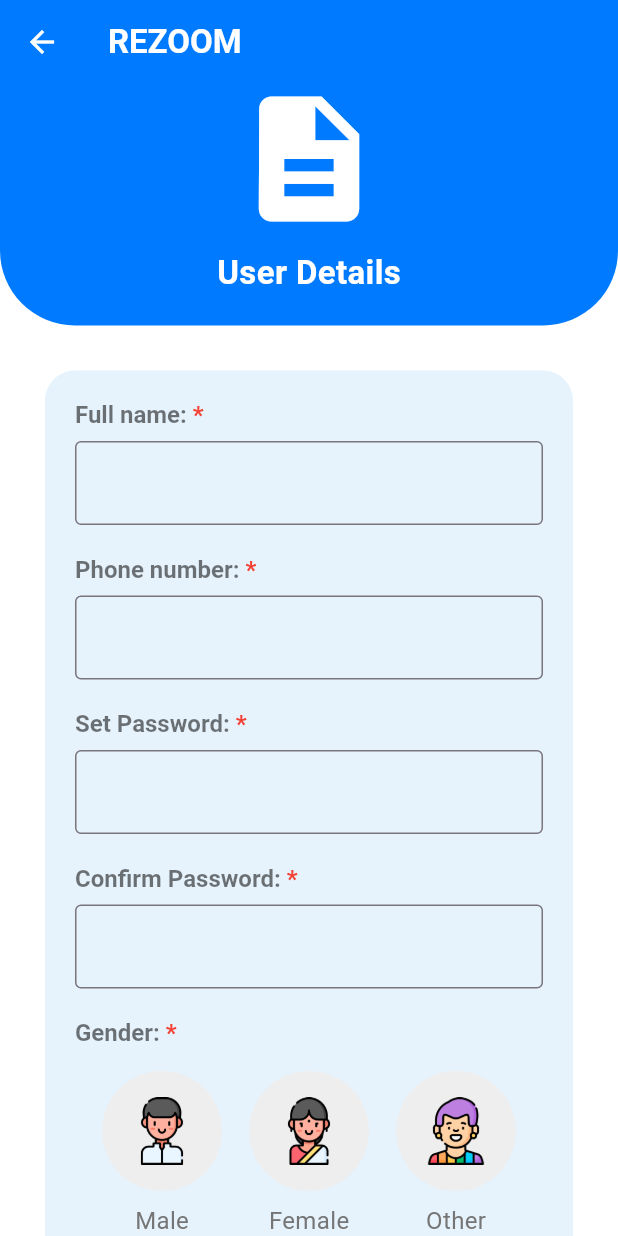
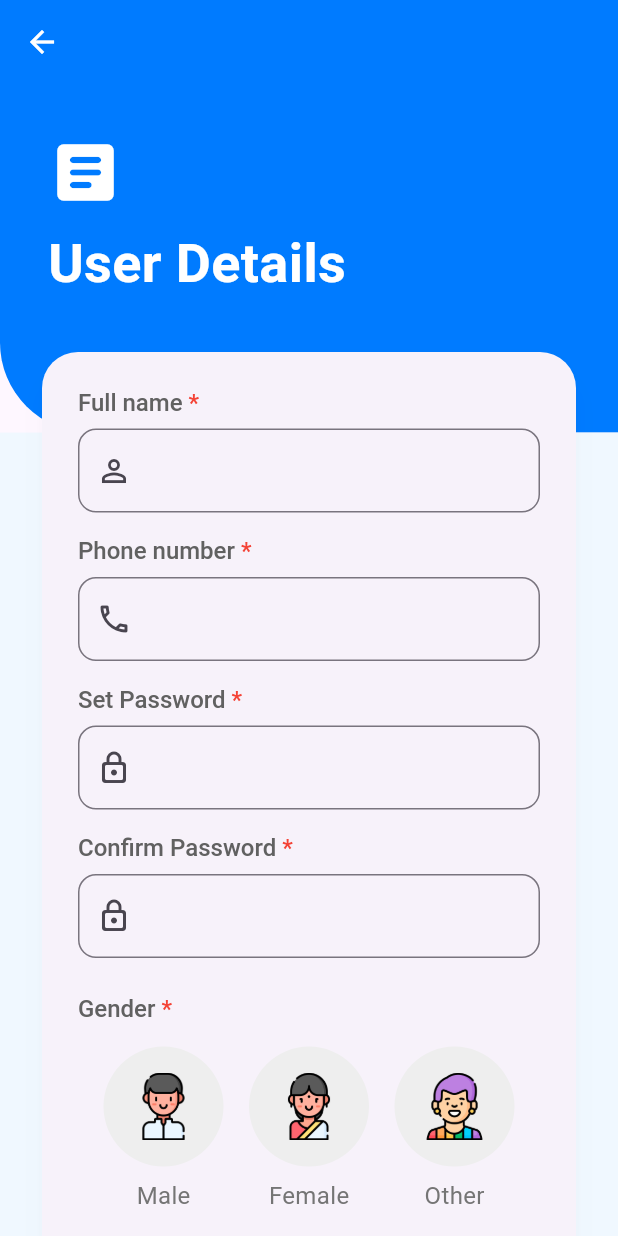
Before and after one commit to johan-droid/ai-resume-building, a Flutter app: the RegistrationScreen screen opened directly, on a phone screen of 412 x 824 dp. Run offline on Flutter 3.47's test engine with Material 3 defaults, Android fonts, the phone set to English and light mode, and no system bars; our stand-ins replace file_picker, shared_preferences; accounts and stored records are empty.

Commit message:
Refactor registration screen: enhance password strength validation and improve UI layout

```diff
--- a/lib/screens/auth/registration_screen.dart
+++ b/lib/screens/auth/registration_screen.dart
@@ -1,6 +1,6 @@
+// lib/screens/auth/registration_screen.dart
+
 import 'package:flutter/material.dart';
-import 'package:rezume_app/main.dart';
-import 'package:rezume_app/widgets/custom_button.dart';
 import 'package:rezume_app/screens/auth/login_screen.dart';
 
 class RegistrationScreen extends StatefulWidget {
@@ -11,12 +11,27 @@ class RegistrationScreen extends StatefulWidget {
 }
 
 class _RegistrationScreenState extends State<RegistrationScreen> {
+  // --- Form controllers and state variables ---
   final _formKey = GlobalKey<FormState>();
   final _nameController = TextEditingController();
   final _phoneController = TextEditingController();
   final _passwordController = TextEditingController();
   final _confirmPasswordController = TextEditingController();
   String _selectedGender = '';
+
+  // --- Password strength variables ---
+  double _passwordStrength = 0;
+  String _strengthText = '';
+  Color _strengthColor = Colors.grey;
+
+  @override
+  void initState() {
+    super.initState();
+    // Listener for real-time password strength check
+    _passwordController.addListener(() {
+      _checkPasswordStrength(_passwordController.text);
+    });
+  }
 
   @override
   void dispose() {
@@ -27,24 +42,46 @@ class _RegistrationScreenState extends State<RegistrationScreen> {
     super.dispose();
   }
 
-  Widget _buildMandatoryLabel(String title) {
-    return RichText(
-      text: TextSpan(
-        text: title,
-        style: const TextStyle(
-          fontSize: 16,
-          fontWeight: FontWeight.w600,
-          color: Colors.black54,
-        ),
-        children: const <TextSpan>[
-          TextSpan(
-              text: ' *',
-              style: TextStyle(color: Colors.red, fontWeight: FontWeight.bold)),
-        ],
-      ),
-    );
+  // --- Password strength logic ---
+  void _checkPasswordStrength(String password) {
+    double strength = 0;
+    String text = 'Weak';
+    Color color = Colors.red;
+
+    if (password.isEmpty) {
+      strength = 0;
+      text = '';
+      color = Colors.grey;
+    } else if (password.length < 6) {
+      strength = 0.25;
+      text = 'Too short';
+      color = Colors.red;
+    } else {
+      strength = 0.25;
+      if (RegExp(r'[A-Z]').hasMatch(password)) strength += 0.25;
+      if (RegExp(r'[0-9]').hasMatch(password)) strength += 0.25;
+      if (RegExp(r'[!@#$%^&*(),.?":{}|<>]').hasMatch(password)) strength += 0.25;
     }
 
+    if (strength >= 1.0) {
+      text = 'Very Strong';
+      color = Colors.green;
+    } else if (strength >= 0.75) {
+      text = 'Strong';
+      color = Colors.lightGreen;
+    } else if (strength >= 0.5) {
+      text = 'Medium';
+      color = Colors.orange;
+    }
+
+    setState(() {
+      _passwordStrength = strength;
+      _strengthText = text;
+      _strengthColor = color;
+    });
+  }
+
+  // --- Registration logic (navigates to Login page) ---
   void _register() {
     if (_formKey.currentState!.validate()) {
       if (_selectedGender.isEmpty) {
@@ -53,16 +90,13 @@ class _RegistrationScreenState extends State<RegistrationScreen> {
         );
         return;
       }
-
       print('Registration successful!');
-
-      // Navigate back to LoginScreen with success flag
       Navigator.pushAndRemoveUntil(
         context,
         MaterialPageRoute(
           builder: (context) => const LoginScreen(registrationSuccessful: true),
         ),
-        (Route<dynamic> route) => false, // This removes all previous screens
+        (Route<dynamic> route) => false,
       );
     } else {
       ScaffoldMessenger.of(context).showSnackBar(
@@ -71,241 +105,259 @@ class _RegistrationScreenState extends State<RegistrationScreen> {
     }
   }
 
+  // --- Label helper with red star ---
+  Widget _buildMandatoryLabel(String title) {
+    return RichText(
+      text: TextSpan(
+        text: title,
+        style: TextStyle(
+            fontSize: 16,
+            fontWeight: FontWeight.w500,
+            color: Colors.grey[700]),
+        children: const <TextSpan>[
+          TextSpan(text: ' *', style: TextStyle(color: Colors.red)),
+        ],
+      ),
+    );
+  }
+
   @override
   Widget build(BuildContext context) {
+    final screenHeight = MediaQuery.of(context).size.height;
+
     return Scaffold(
-      backgroundColor: Colors.white,
+      // This setup fixes the back button and status bar color
+      extendBodyBehindAppBar: true,
       appBar: AppBar(
-        backgroundColor: const Color(0xFF007BFF),
+        backgroundColor: Colors.transparent,
         elevation: 0,
-        leading: IconButton(
-          icon: const Icon(Icons.arrow_back, color: Colors.white),
-          onPressed: () => Navigator.of(context).pop(),
+        iconTheme: const IconThemeData(color: Colors.white),
       ),
-        title: const Text("REZOOM",
-            style: TextStyle(color: Colors.white, fontWeight: FontWeight.bold)),
-      ),
-      body: SingleChildScrollView(
-        child: Column(
+      body: Stack(
         children: [
-            // Upper blue section
+          // --- LAYER 1: THE BACKGROUND ---
+          Column(
+            children: [
               Container(
+                height: screenHeight * 0.35, // 35% of the screen
                 width: double.infinity,
-              padding: const EdgeInsets.only(bottom: 20),
                 decoration: const BoxDecoration(
-                color: Color(0xFF007BFF),
+                  color: Color(0xFF007BFF), // Your app's blue
                   borderRadius: BorderRadius.only(
-                  bottomLeft: Radius.circular(50),
-                  bottomRight: Radius.circular(50),
+                    bottomLeft: Radius.circular(60),
                   ),
                 ),
-              child: const Column(
-                children: [
-                  Icon(Icons.description, size: 100, color: Colors.white),
-                  SizedBox(height: 10),
-                  Text("User Details",
-                      style: TextStyle(
-                          color: Colors.white,
-                          fontSize: 22,
-                          fontWeight: FontWeight.bold)),
-                ],
-              ),
-            ),
-
-            // Registration Form
-            Padding(
-              padding: const EdgeInsets.all(30.0),
-              child: Container(
-                padding: const EdgeInsets.all(20.0),
-                decoration: BoxDecoration(
-                  color: const Color(0xFFE3F2FD).withOpacity(0.9),
-                  borderRadius: BorderRadius.circular(20),
-                ),
-                child: Form(
-                  key: _formKey,
+                child: const Padding(
+                  padding: EdgeInsets.only(left: 32.0, top: 90.0),
                   child: Column(
                     crossAxisAlignment: CrossAxisAlignment.start,
                     children: [
-                      _buildMandatoryLabel('Full name:'),
-                      const SizedBox(height: 8),
-                      TextFormField(
-                        controller: _nameController,
-                        decoration: const InputDecoration(
-                          border: OutlineInputBorder(),
-                          contentPadding: EdgeInsets.symmetric(
-                              horizontal: 12, vertical: 16),
+                      Icon(
+                        Icons.article_rounded,
+                        color: Colors.white,
+                        size: 50,
                       ),
-                        validator: (v) =>
-                            v!.isEmpty ? 'Name cannot be empty' : null,
-                      ),
-                      const SizedBox(height: 20),
-
-                      _buildMandatoryLabel('Phone number:'),
-                      const SizedBox(height: 8),
-                      TextFormField(
-                        controller: _phoneController,
-                        keyboardType: TextInputType.phone,
-                        decoration: const InputDecoration(
-                          border: OutlineInputBorder(),
-                          contentPadding: EdgeInsets.symmetric(
-                              horizontal: 12, vertical: 16),
-                        ),
-                        validator: (v) => v!.length < 10
-                            ? 'Enter a valid 10-digit number'
-                            : null,
-                      ),
-                      const SizedBox(height: 20),
-
-                      _buildMandatoryLabel('Set Password:'),
-                      const SizedBox(height: 8),
-                      TextFormField(
-                        controller: _passwordController,
-                        obscureText: true,
-                        decoration: const InputDecoration(
-                          border: OutlineInputBorder(),
-                          contentPadding: EdgeInsets.symmetric(
-                              horizontal: 12, vertical: 16),
-                        ),
-                        validator: (v) => v!.length < 6
-                            ? 'Password must be at least 6 characters'
-                            : null,
-                      ),
-                      const SizedBox(height: 20),
-
-                      _buildMandatoryLabel('Confirm Password:'),
-                      const SizedBox(height: 8),
-                      TextFormField(
-                        controller: _confirmPasswordController,
-                        obscureText: true,
-                        decoration: const InputDecoration(
-                          border: OutlineInputBorder(),
-                          contentPadding: EdgeInsets.symmetric(
-                              horizontal: 12, vertical: 16),
-                        ),
-                        validator: (v) {
-                          if (v != _passwordController.text) {
-                            return 'Passwords do not match';
-                          }
-                          return null;
-                        },
-                      ),
-                      const SizedBox(height: 20),
-
-                      _buildMandatoryLabel('Gender:'),
-                      const SizedBox(height: 16),
-
-                      // 2. The Row of new buttons
-                      Row(
-                        mainAxisAlignment: MainAxisAlignment.spaceEvenly,
-                        children: [
-                          // --- Male Button ---
-                          _buildGenderOption(
-                            iconPath: 'assets/images/male_avatar.png',
-                            label: 'Male',
-                            isSelected: _selectedGender == 'Male',
-                            onTap: () {
-                              setState(() {
-                                _selectedGender = 'Male';
-                              });
-                            },
-                          ),
-
-                          // --- Female Button ---
-                          _buildGenderOption(
-                            iconPath: 'assets/images/female_avatar.png',
-                            label: 'Female',
-                            isSelected: _selectedGender == 'Female',
-                            onTap: () {
-                              setState(() {
-                                _selectedGender = 'Female';
-                              });
-                            },
-                          ),
-
-                          // --- Other Button ---
-                          _buildGenderOption(
-                            iconPath: 'assets/images/other_avatar.png',
-                            label: 'Other',
-                            isSelected: _selectedGender == 'Other',
-                            onTap: () {
-                              setState(() {
-                                _selectedGender = 'Other';
-                              });
-                            },
-                          ),
-                        ],
-                      ),
-
-                      const SizedBox(height: 24),
-                      CustomButton(
-                        text: "SUBMIT",
-                        onPressed: _register,
-                      ),
-                      const SizedBox(height: 16),
-                      const Center(
-                        child: Text(
-                          '* Mandatory',
-                          style: TextStyle(color: Colors.red, fontSize: 14),
+                      SizedBox(height: 10),
+                      Text(
+                        'User Details',
+                        style: TextStyle(
+                          color: Colors.white,
+                          fontSize: 36,
+                          fontWeight: FontWeight.bold,
                         ),
                       ),
                     ],
                   ),
                 ),
               ),
+              Expanded(
+                child: Container(color: const Color(0xFFF0F8FF)),
               ),
             ],
           ),
+
+          // --- LAYER 2: THE SCROLLABLE FORM CARD ---
+          SingleChildScrollView(
+            child: Padding(
+              padding: EdgeInsets.only(
+                top: screenHeight * 0.28, // 28% from the top
+                left: 24,
+                right: 24
+              ),
+              child: Card(
+                elevation: 8,
+                shadowColor: Colors.black.withOpacity(0.1),
+                shape: RoundedRectangleBorder(
+                  borderRadius: BorderRadius.circular(24),
+                ),
+                child: Padding(
+                  padding: const EdgeInsets.all(24.0),
+                  child: Form(
+                    key: _formKey,
+                    child: Column(
+                      crossAxisAlignment: CrossAxisAlignment.start,
+                      children: [
+                        // -- Full Name --
+                        _buildMandatoryLabel('Full name'),
+                        const SizedBox(height: 8),
+                        TextFormField(
+                          controller: _nameController,
+                          decoration: InputDecoration(
+                            prefixIcon: const Icon(Icons.person_outline),
+                            border: OutlineInputBorder(borderRadius: BorderRadius.circular(12)),
+                          ),
+                          validator: (v) => v!.isEmpty ? 'Name cannot be empty' : null,
+                        ),
+                        const SizedBox(height: 16),
+
+                        // -- Phone Number --
+                        _buildMandatoryLabel('Phone number'),
+                        const SizedBox(height: 8),
+                        TextFormField(
+                          controller: _phoneController,
+                          keyboardType: TextInputType.phone,
+                          decoration: InputDecoration(
+                            prefixIcon: const Icon(Icons.phone_outlined),
+                            border: OutlineInputBorder(borderRadius: BorderRadius.circular(12)),
+                          ),
+                          validator: (v) => v!.length < 10 ? 'Enter a valid number' : null,
+                        ),
+                        const SizedBox(height: 16),
+
+                        // -- Set Password --
+                        _buildMandatoryLabel('Set Password'),
+                        const SizedBox(height: 8),
+                        TextFormField(
+                          controller: _passwordController,
+                          obscureText: true,
+                          decoration: InputDecoration(
+                            prefixIcon: const Icon(Icons.lock_outline_rounded),
+                            border: OutlineInputBorder(borderRadius: BorderRadius.circular(12)),
+                          ),
+                          validator: (v) => v!.length < 6 ? 'Password is too short' : null,
+                        ),
+
+                        // -- Password Strength Bar --
+                        if (_passwordController.text.isNotEmpty)
+                          Padding(
+                            padding: const EdgeInsets.only(top: 8.0),
+                            child: Column(
+                              crossAxisAlignment: CrossAxisAlignment.start,
+                              children: [
+                                LinearProgressIndicator(
+                                  value: _passwordStrength,
+                                  backgroundColor: Colors.grey[300],
+                                  color: _strengthColor,
+                                  minHeight: 6,
+                                ),
+                                const SizedBox(height: 4),
+                                Text(_strengthText, style: TextStyle(color: _strengthColor, fontWeight: FontWeight.bold)),
+                              ],
+                            ),
+                          ),
+                        const SizedBox(height: 16),
+
+                        // -- Confirm Password --
+                        _buildMandatoryLabel('Confirm Password'),
+                        const SizedBox(height: 8),
+                        TextFormField(
+                          controller: _confirmPasswordController,
+                          obscureText: true,
+                          decoration: InputDecoration(
+                            prefixIcon: const Icon(Icons.lock_outline_rounded),
+                            border: OutlineInputBorder(borderRadius: BorderRadius.circular(12)),
+                          ),
+                          validator: (v) => v != _passwordController.text ? 'Passwords do not match' : null,
+                        ),
+                        const SizedBox(height: 24),
+
+                        // -- Gender --
+                        _buildMandatoryLabel('Gender'),
+                        const SizedBox(height: 16),
+                        Row(
+                          mainAxisAlignment: MainAxisAlignment.spaceEvenly,
+                          children: [
+                            _buildGenderOption(
+                              iconPath: 'assets/images/male_avatar.png',
+                              label: 'Male',
+                              isSelected: _selectedGender == 'Male',
+                              onTap: () => setState(() => _selectedGender = 'Male'),
+                            ),
+                            _buildGenderOption(
+                              iconPath: 'assets/images/female_avatar.png',
+                              label: 'Female',
+                              isSelected: _selectedGender == 'Female',
+                              onTap: () => setState(() => _selectedGender = 'Female'),
+                            ),
+                            _buildGenderOption(
+                              iconPath: 'assets/images/other_avatar.png',
+                              label: 'Other',
+                              isSelected: _selectedGender == 'Other',
+                              onTap: () => setState(() => _selectedGender = 'Other'),
+                            ),
+                          ],
+                        ),
+                        const SizedBox(height: 30),
+
+                        // -- SUBMIT Button --
+                        ElevatedButton(
+                          onPressed: _register,
+                          style: ElevatedButton.styleFrom(
+                            backgroundColor: const Color(0xFF007BFF),
+                            foregroundColor: Colors.white,
+                            minimumSize: const Size(double.infinity, 50),
+                            shape: RoundedRectangleBorder(borderRadius: BorderRadius.circular(30)),
+                            textStyle: const TextStyle(fontSize: 18, fontWeight: FontWeight.bold),
+                          ),
+                          child: const Text('SUBMIT'),
+                        ),
+                        const SizedBox(height: 16),
+                        const Center(child: Text('* Mandatory', style: TextStyle(color: Colors.red))),
+                      ],
+                    ),
+                  ),
+                ),
+              ),
+            ),
+          ),
+        ],
       ),
     );
   }
 
-  // ADD THIS ENTIRE HELPER METHOD
+  // --- Helper Widget for Gender Buttons ---
   Widget _buildGenderOption({
-    required String iconPath,
+    String? iconPath,
+    IconData? iconData,
     required String label,
     required bool isSelected,
     required VoidCallback onTap,
   }) {
-    // --- Define your colors ---
-    // This is the blue from your "SUBMIT" button
     const Color selectedColor = Color(0xFF007BFF);
-    // This is the light grey background from your screenshot
     final Color unselectedBgColor = Colors.grey[200]!;
-    // This will be the background color for the selected item
     final Color selectedBgColor = selectedColor.withOpacity(0.15);
-    // This is the text color for the unselected item
     final Color unselectedTextColor = Colors.grey[600]!;
+
+    Widget iconWidget;
+    if (iconPath != null) {
+      iconWidget = Image.asset(iconPath, width: 45, height: 45);
+    } else if (iconData != null) {
+      iconWidget = Icon(iconData, size: 45, color: isSelected ? selectedColor : unselectedTextColor);
+    } else {
+      iconWidget = const SizedBox(width: 45, height: 45);
+    }
 
     return GestureDetector(
       onTap: onTap,
       child: Column(
         children: [
-          // This is the circular background
           CircleAvatar(
-            radius: 40, // Sets the circle size (80px diameter)
+            radius: 40,
             backgroundColor: isSelected ? selectedBgColor : unselectedBgColor,
-            child: Image.asset(
-              iconPath,
-              width: 45, // Adjust the image size as needed
-              height: 45, // Adjust the image size as needed
-
-              // --- IMPORTANT ---
-              // If your images are single-color (like black), you can tint them.
-              // If they are multi-color (like a real avatar), KEEP THIS LINE COMMENTED OUT.
-              // color: isSelected ? selectedColor : unselectedTextColor,
-            ),
+            child: iconWidget,
           ),
           const SizedBox(height: 8),
-
-          // This is the "Male" / "Female" text
-          Text(
-            label,
-            style: TextStyle(
-              fontSize: 16,
-              fontWeight: isSelected ? FontWeight.bold : FontWeight.normal,
-              color: isSelected ? selectedColor : unselectedTextColor,
-            ),
-          )
+          Text(label, style: TextStyle(fontSize: 16, fontWeight: isSelected ? FontWeight.bold : FontWeight.normal, color: isSelected ? selectedColor : unselectedTextColor)),
         ],
       ),
     );
```
Also changed, not shown: lib/ats_checker/ats_results_screen.dart (+35 -29 lines). Lines whose indentation alone changed are shown as unchanged.
